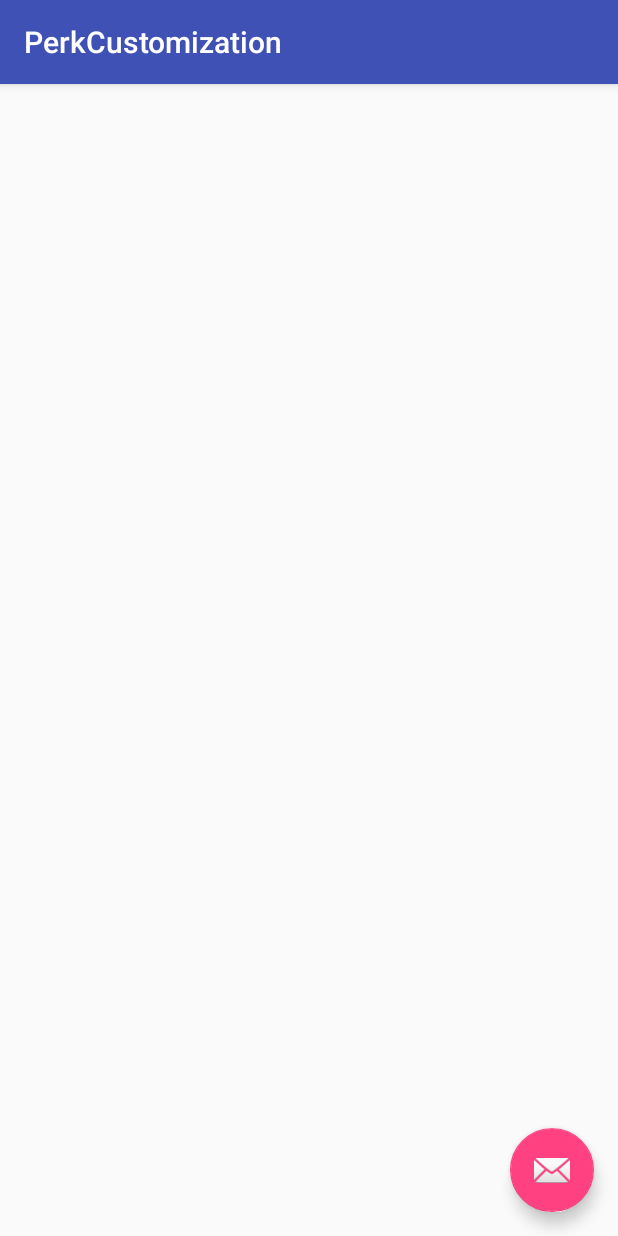
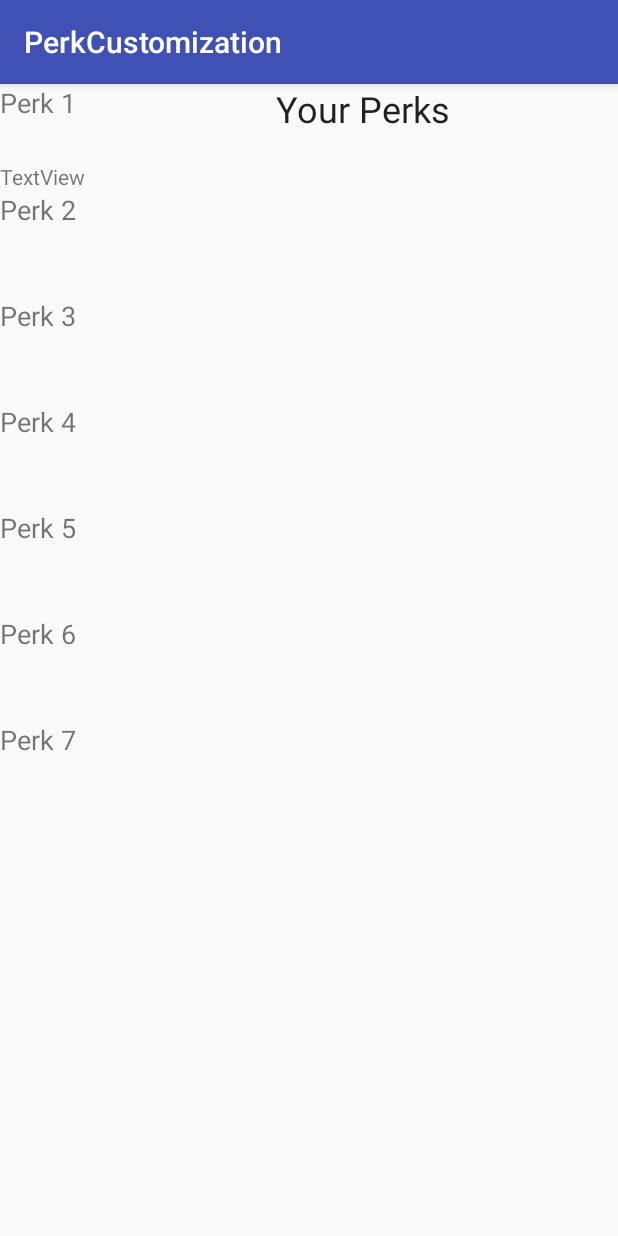
Before and after one commit to TheVanillaBean/OnARoll, an Android app: the PerkCustomization screen opened directly, with no data from a screen before it, on a phone screen of 412 x 824 dp. Run offline under Robolectric (Android 15) with nearby library versions, the phone set to English and light mode, and no system bars; 2 statements that could not run were skipped.

Commit message:
Fleshing out Perk Customization and roll mechanics

```diff
--- a/app/src/main/java/com/onarollapp/onaroll/Controller/PerkCustomization.java
+++ b/app/src/main/java/com/onarollapp/onaroll/Controller/PerkCustomization.java
@@ -10,6 +10,10 @@ import android.view.View;
 import com.onarollapp.onaroll.R;
 
 public class PerkCustomization extends AppCompatActivity {
+
+    private int selectedPerkSlot;
+    private int selectedPerk;
+
 
     @Override
     protected void onCreate(Bundle savedInstanceState) {
--- /dev/null
+++ b/app/src/main/java/com/onarollapp/onaroll/Controller/Roll.java
@@ -0,0 +1,12 @@
+package com.onarollapp.onaroll.Controller;
+
+/**
+ * Created by Curt on 11/12/2017.
+ */
+
+public class Roll {
+    public int dieOne;
+    public int dieTwo;
+
+
+}
--- /dev/null
+++ b/app/src/main/java/com/onarollapp/onaroll/Controller/RollResult.java
@@ -0,0 +1,14 @@
+package com.onarollapp.onaroll.Controller;
+
+/**
+ * Created by Curt on 11/12/2017.
+ */
+
+public class RollResult {
+    private int dieOne;
+    private int dieTwo;
+
+    RollResult(int dieOne, int dieTwo) {
+
+    }
+}
--- /dev/null
+++ b/app/src/main/java/com/onarollapp/onaroll/Perk.java
@@ -0,0 +1,21 @@
+package com.onarollapp.onaroll;
+
+/**
+ * Created by Curt on 11/12/2017.
+ */
+
+public class Perk {
+
+    public double oneModifier;
+    public double twoModifer;
+    public double threeModifer;
+    public double fourModifer;
+    public double fiveModifer;
+    public double sixModifer;
+    public double sevenModifer;
+    public double eightModifer;
+
+    interface onOneRoll{
+
+    }
+}
--- a/app/src/main/res/layout/activity_perk_customization.xml
+++ b/app/src/main/res/layout/activity_perk_customization.xml
@@ -22,12 +22,4 @@
 
     <include layout="@layout/content_perk_customization" />
 
-    <android.support.design.widget.FloatingActionButton
-        android:id="@+id/fab"
-        android:layout_width="wrap_content"
-        android:layout_height="wrap_content"
-        android:layout_gravity="bottom|end"
-        android:layout_margin="@dimen/fab_margin"
-        app:srcCompat="@android:drawable/ic_dialog_email" />
-
 </android.support.design.widget.CoordinatorLayout>
--- a/app/src/main/res/layout/content_perk_customization.xml
+++ b/app/src/main/res/layout/content_perk_customization.xml
@@ -8,4 +8,138 @@
     tools:context="com.onarollapp.onaroll.Controller.PerkCustomization"
     tools:showIn="@layout/activity_perk_customization">
 
+    <LinearLayout
+        android:layout_width="368dp"
+        android:layout_height="495dp"
+        android:orientation="horizontal"
+        android:weightSum="1"
+        tools:layout_editor_absoluteX="8dp"
+        tools:layout_editor_absoluteY="8dp">
+
+        <LinearLayout
+            android:layout_width="match_parent"
+            android:layout_height="match_parent"
+            android:layout_weight="0.5"
+            android:orientation="vertical"
+            android:weightSum="7">
+
+            <GridLayout
+                android:layout_width="match_parent"
+                android:layout_height="match_parent"
+                android:layout_weight="1">
+
+                <TextView
+                    android:id="@+id/textView2"
+                    android:layout_width="wrap_content"
+                    android:layout_height="wrap_content"
+                    android:text="Perk 1"
+                    android:textSize="18sp" />
+
+                <TextView
+                    android:id="@+id/equipped_perk_1"
+                    android:layout_width="wrap_content"
+                    android:layout_height="wrap_content"
+                    android:layout_column="0"
+                    android:layout_row="2"
+                    android:text="TextView" />
+            </GridLayout>
+
+            <GridLayout
+                android:layout_width="match_parent"
+                android:layout_height="match_parent"
+                android:layout_weight="1">
+
+                <TextView
+                    android:id="@+id/textView3"
+                    android:layout_width="wrap_content"
+                    android:layout_height="wrap_content"
+                    android:text="Perk 2"
+                    android:textSize="18sp" />
+            </GridLayout>
+
+            <GridLayout
+                android:layout_width="match_parent"
+                android:layout_height="match_parent"
+                android:layout_weight="1">
+
+                <TextView
+                    android:id="@+id/textView4"
+                    android:layout_width="wrap_content"
+                    android:layout_height="wrap_content"
+                    android:text="Perk 3"
+                    android:textSize="18sp" />
+            </GridLayout>
+
+            <GridLayout
+                android:layout_width="match_parent"
+                android:layout_height="match_parent"
+                android:layout_weight="1">
+
+                <TextView
+                    android:id="@+id/textView5"
+                    android:layout_width="wrap_content"
+                    android:layout_height="wrap_content"
+                    android:text="Perk 4"
+                    android:textSize="18sp" />
+            </GridLayout>
+
+            <GridLayout
+                android:layout_width="match_parent"
+                android:layout_height="match_parent"
+                android:layout_weight="1">
+
+                <TextView
+                    android:id="@+id/textView6"
+                    android:layout_width="wrap_content"
+                    android:layout_height="wrap_content"
+                    android:text="Perk 5"
+                    android:textSize="18sp" />
+            </GridLayout>
+
+            <GridLayout
+                android:layout_width="match_parent"
+                android:layout_height="match_parent"
+                android:layout_weight="1">
+
+                <TextView
+                    android:id="@+id/textView7"
+                    android:layout_width="wrap_content"
+                    android:layout_height="wrap_content"
+                    android:text="Perk 6"
+                    android:textSize="18sp" />
+            </GridLayout>
+
+            <GridLayout
+                android:layout_width="match_parent"
+                android:layout_height="match_parent"
+                android:layout_weight="1">
+
+                <TextView
+                    android:id="@+id/textView8"
+                    android:layout_width="wrap_content"
+                    android:layout_height="wrap_content"
+                    android:text="Perk 7"
+                    android:textSize="18sp" />
+            </GridLayout>
+        </LinearLayout>
+
+        <LinearLayout
+            android:layout_width="match_parent"
+            android:layout_height="match_parent"
+            android:layout_weight="0.5"
+            android:orientation="vertical">
+
+            <TextView
+                android:id="@+id/textView"
+                android:layout_width="match_parent"
+                android:layout_height="wrap_content"
+                android:text="Your Perks"
+                android:textAppearance="@style/TextAppearance.AppCompat.Body1"
+                android:textSize="24sp" />
+
+            <ListView
+                android:layout_width="match_parent"
+                android:layout_height="match_parent" />
+        </LinearLayout>
+    </LinearLayout>
 </android.support.constraint.ConstraintLayout>
```
